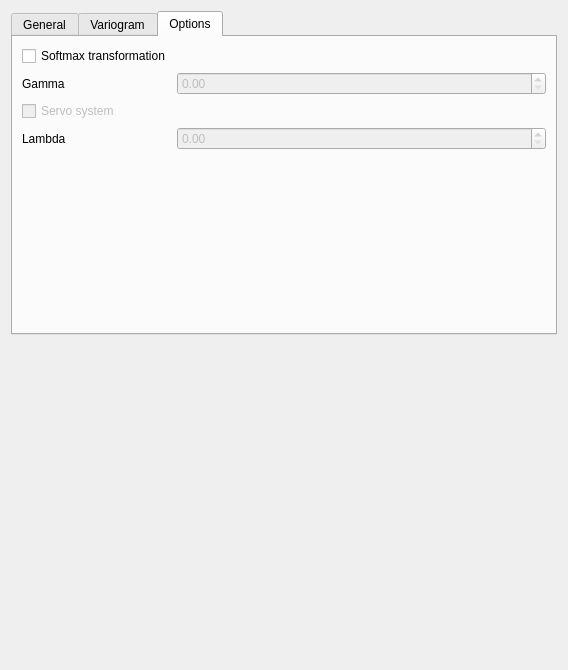
First picture: the form in interpolator.ui, repository LPM-UFRGS/dfmod, before the edit.
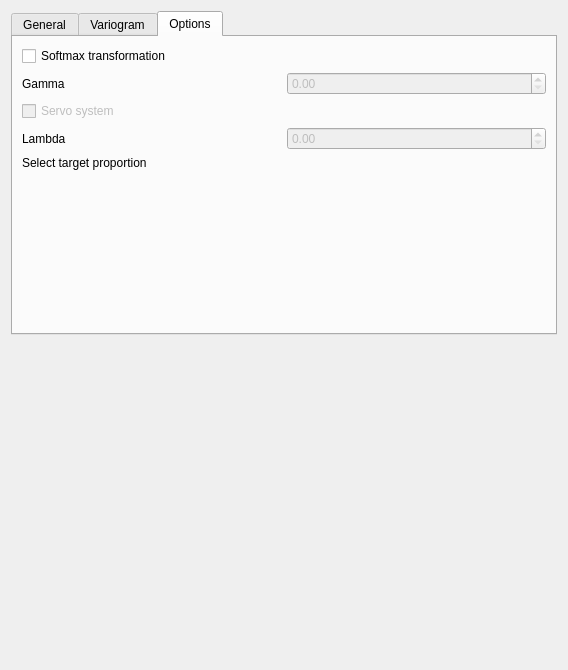
Second picture: the form after the edit. The open tabs and pages were chosen to show the change. Custom widgets are drawn as their Qt base class.

Commit message: Geologic model fixed

```diff
--- a/interpolator.ui
+++ b/interpolator.ui
@@ -2,6 +2,9 @@
 <ui version="4.0">
  <class>Form</class>
  <widget class="QWidget" name="Form">
+  <property name="enabled">
+   <bool>true</bool>
+  </property>
   <property name="geometry">
    <rect>
     <x>0</x>
@@ -130,53 +133,15 @@
       <attribute name="title">
        <string>Options</string>
       </attribute>
-      <layout class="QFormLayout" name="formLayout">
-       <item row="5" column="0">
-        <widget class="QCheckBox" name="softmax_check">
-         <property name="text">
-          <string>Softmax transformation</string>
-         </property>
-        </widget>
-       </item>
-       <item row="10" column="0">
-        <widget class="QCheckBox" name="servo_check">
-         <property name="enabled">
-          <bool>false</bool>
-         </property>
-         <property name="text">
-          <string>Servo system</string>
-         </property>
-        </widget>
-       </item>
-       <item row="7" column="0">
-        <widget class="QLabel" name="label_4">
-         <property name="text">
-          <string>Gamma</string>
-         </property>
-        </widget>
-       </item>
-       <item row="7" column="1">
+      <layout class="QGridLayout" name="gridLayout_3">
+       <item row="1" column="1">
         <widget class="QDoubleSpinBox" name="Gamma">
          <property name="enabled">
           <bool>false</bool>
          </property>
         </widget>
        </item>
-       <item row="13" column="0">
-        <widget class="QLabel" name="label_7">
-         <property name="text">
-          <string>Lambda</string>
-         </property>
-        </widget>
-       </item>
-       <item row="13" column="1">
-        <widget class="QDoubleSpinBox" name="Lambda">
-         <property name="enabled">
-          <bool>false</bool>
-         </property>
-        </widget>
-       </item>
-       <item row="14" column="0" colspan="2">
+       <item row="6" column="0">
         <spacer name="verticalSpacer_3">
          <property name="orientation">
           <enum>Qt::Vertical</enum>
@@ -189,6 +154,61 @@
          </property>
         </spacer>
        </item>
+       <item row="3" column="0">
+        <widget class="QLabel" name="label_7">
+         <property name="text">
+          <string>Lambda</string>
+         </property>
+        </widget>
+       </item>
+       <item row="2" column="0">
+        <widget class="QCheckBox" name="servo_check">
+         <property name="enabled">
+          <bool>false</bool>
+         </property>
+         <property name="text">
+          <string>Servo system</string>
+         </property>
+        </widget>
+       </item>
+       <item row="3" column="1">
+        <widget class="QDoubleSpinBox" name="Lambda">
+         <property name="enabled">
+          <bool>false</bool>
+         </property>
+        </widget>
+       </item>
+       <item row="5" column="0" colspan="2">
+        <widget class="PropertySelectorNoRegion" name="targe_prop">
+         <property name="enabled">
+          <bool>false</bool>
+         </property>
+        </widget>
+       </item>
+       <item row="0" column="0">
+        <widget class="QCheckBox" name="softmax_check">
+         <property name="enabled">
+          <bool>true</bool>
+         </property>
+         <property name="text">
+          <string>Softmax transformation</string>
+         </property>
+        </widget>
+       </item>
+       <item row="1" column="0">
+        <widget class="QLabel" name="label_4">
+         <property name="text">
+          <string>Gamma</string>
+         </property>
+        </widget>
+       </item>
+       <item row="4" column="0">
+        <widget class="QLabel" name="label_8">
+         <property name="text">
+          <string>Select target proportion</string>
+         </property>
+        </widget>
+       </item>
       </layout>
      </widget>
     </widget>
@@ -214,6 +234,11 @@
    <extends>QComboBox</extends>
    <header>qtplugins/selectors.h</header>
   </customwidget>
+  <customwidget>
+   <class>PropertySelectorNoRegion</class>
+   <extends>QWidget</extends>
+   <header>qtplugins/selectors.h</header>
+  </customwidget>
   <customwidget>
    <class>OrderedPropertySelector</class>
    <extends>GsTLGroupBox</extends>
```
Left out of the diff: 120 changed lines with no effect on the pictures. The commit also changes 1 other file.
